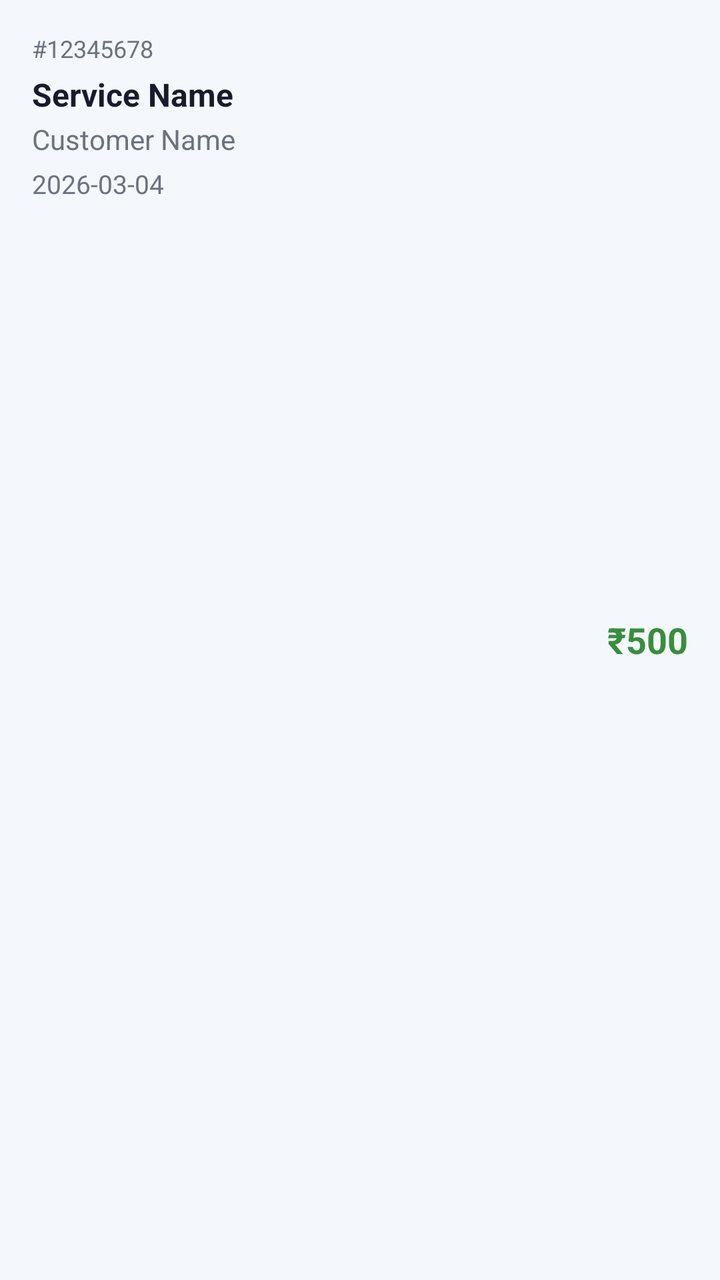
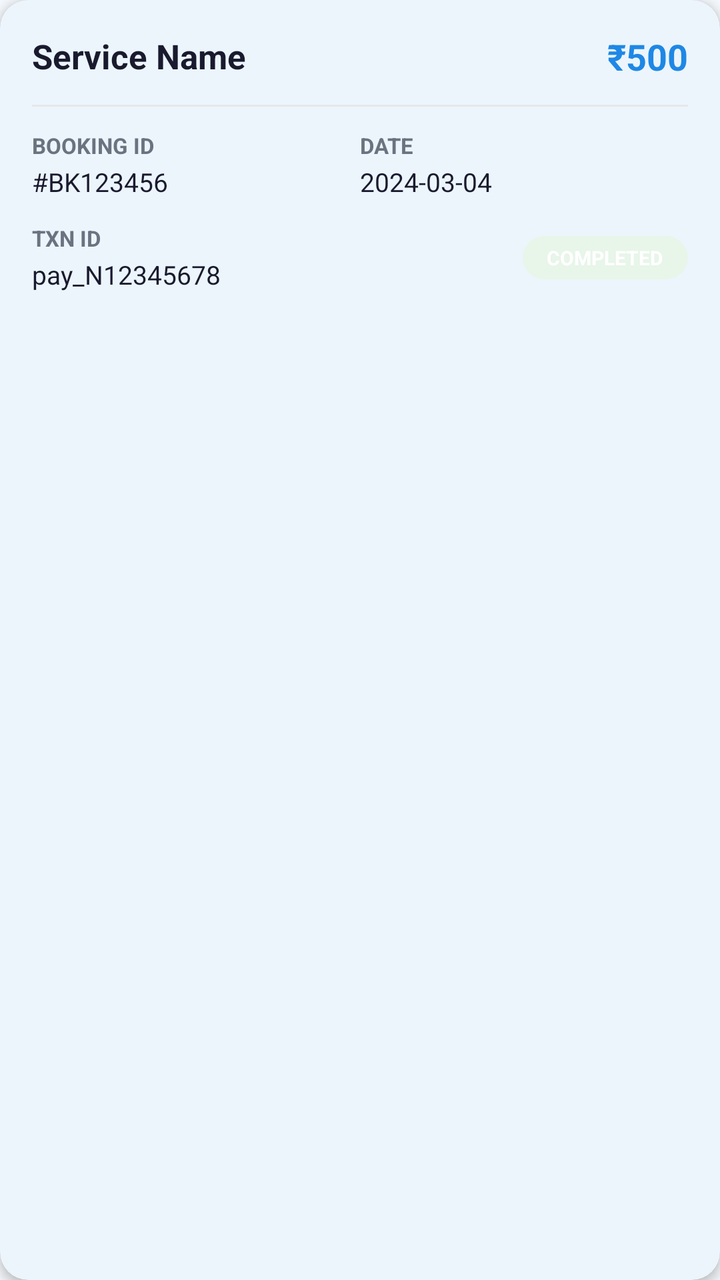

Screens rendered from an Android XML layout before and after an edit, with the pre-edit source and the edit as a unified diff.
<!-- AndroidManifest.xml: application theme Theme.QuickFix -->
<!-- res/layout/item_earning.xml -->
<?xml version="1.0" encoding="utf-8"?>
<LinearLayout
    xmlns:android="http://schemas.android.com/apk/res/android"
    android:layout_width="match_parent"
    android:layout_height="wrap_content"
    android:orientation="horizontal"
    android:padding="16dp"
    android:background="?attr/selectableItemBackground">
    <LinearLayout
        android:layout_width="0dp"
        android:layout_height="wrap_content"
        android:layout_weight="1"
        android:orientation="vertical">
        <TextView
            android:id="@+id/tvBookingId"
            android:layout_width="wrap_content"
            android:layout_height="wrap_content"
            android:text="#12345678"
            android:textColor="@color/text_secondary"
            android:textSize="12sp" />
        <TextView
            android:id="@+id/tvServiceName"
            android:layout_width="wrap_content"
            android:layout_height="wrap_content"
            android:layout_marginTop="4dp"
            android:text="Service Name"
            android:textColor="@color/text_primary"
            android:textSize="16sp"
            android:textStyle="bold" />
        <TextView
            android:id="@+id/tvCustomerName"
            android:layout_width="wrap_content"
            android:layout_height="wrap_content"
            android:layout_marginTop="2dp"
            android:text="Customer Name"
            android:textColor="@color/text_secondary"
            android:textSize="14sp" />
        <TextView
            android:id="@+id/tvDate"
            android:layout_width="wrap_content"
            android:layout_height="wrap_content"
            android:layout_marginTop="4dp"
            android:text="2026-03-04"
            android:textColor="@color/text_secondary"
            android:textSize="13sp" />
    </LinearLayout>
    <TextView
        android:id="@+id/tvAmount"
        android:layout_width="wrap_content"
        android:layout_height="wrap_content"
        android:layout_gravity="center_vertical"
        android:text="&#x20B9;500"
        android:textColor="#388E3C"
        android:textSize="18sp"
        android:textStyle="bold" />
</LinearLayout>
<!-- resources referenced by this layout -->
<resources>
  <color name="text_primary">#1A1A2E</color>
  <color name="text_secondary">#6B7280</color>
  <style name="Theme.QuickFix" parent="Base.Theme.QuickFix" />
  <color name="primary">#1E88E5</color>
  <color name="primary_dark">#1565C0</color>
  <color name="accent_green">#43A047</color>
  <color name="screen_background">#F4F7FB</color>
  <color name="card_bg">#FFFFFF</color>
  <color name="surface_variant">#F5F7FA</color>
  <color name="divider">#E5E7EB</color>
  <style name="Theme.QuickFix.AdminDialog" parent="ThemeOverlay.Material3.MaterialAlertDialog">
          <item name="colorSurface">@color/card_bg</item>
          <item name="colorOnSurface">@color/text_primary</item>
          <item name="colorOutline">@color/divider</item>
      </style>
  <style name="Theme.QuickFix.BottomSheet" parent="ThemeOverlay.Material3.BottomSheetDialog">
          <item name="colorSurface">@color/card_bg</item>
          <item name="colorOnSurface">@color/text_primary</item>
          <item name="android:colorBackground">@color/card_bg</item>
      </style>
  <style name="Widget.QuickFix.Button" parent="Widget.Material3.Button">
          <item name="backgroundTint">@color/primary</item>
          <item name="android:textColor">@color/white</item>
      </style>
  <style name="Widget.QuickFix.Chip.Filter" parent="Widget.Material3.Chip.Filter">
          <item name="chipBackgroundColor">@color/surface_variant</item>
          <item name="android:textColor">@color/text_primary</item>
          <item name="checkedIconTint">@color/primary</item>
      </style>
  <style name="Widget.QuickFix.TextInputLayout" parent="Widget.Material3.TextInputLayout.OutlinedBox">
          <item name="boxBackgroundColor">@color/input_background</item>
          <item name="boxStrokeColor">@color/input_stroke</item>
          <item name="boxStrokeErrorColor">@color/error_red</item>
          <item name="hintTextColor">@color/input_hint</item>
          <item name="startIconTint">@color/input_icon</item>
          <item name="endIconTint">@color/input_icon</item>
          <item name="boxStrokeWidthFocused">2dp</item>
      </style>
  <color name="white">#FFFFFFFF</color>
  <color name="input_background">#FFFFFF</color>
  <color name="input_stroke">#1E88E5</color>
  <color name="error_red">#D32F2F</color>
  <color name="input_hint">#6B7280</color>
  <color name="input_icon">#455A64</color>
  <!-- unchanged entries left out for length: 1 -->
</resources>

<!-- the commit's change to res/layout/item_earning.xml (unified diff, before → after) -->
@@ -1,56 +1,158 @@
 <?xml version="1.0" encoding="utf-8"?>
-<LinearLayout
+<com.google.android.material.card.MaterialCardView
     xmlns:android="http://schemas.android.com/apk/res/android"
+    xmlns:app="http://schemas.android.com/apk/res-auto"
     android:layout_width="match_parent"
     android:layout_height="wrap_content"
-    android:orientation="horizontal"
-    android:padding="16dp"
-    android:background="?attr/selectableItemBackground">
+    android:layout_marginStart="12dp"
+    android:layout_marginEnd="12dp"
+    android:layout_marginTop="6dp"
+    android:layout_marginBottom="6dp"
+    app:cardCornerRadius="14dp"
+    app:cardElevation="3dp"
+    app:strokeWidth="0dp">
+
     <LinearLayout
-        android:layout_width="0dp"
+        android:layout_width="match_parent"
         android:layout_height="wrap_content"
-        android:layout_weight="1"
-        android:orientation="vertical">
-        <TextView
-            android:id="@+id/tvBookingId"
-            android:layout_width="wrap_content"
+        android:orientation="vertical"
+        android:padding="16dp">
+
+        <LinearLayout
+            android:layout_width="match_parent"
             android:layout_height="wrap_content"
-            android:text="#12345678"
-            android:textColor="@color/text_secondary"
-            android:textSize="12sp" />
-        <TextView
-            android:id="@+id/tvServiceName"
-            android:layout_width="wrap_content"
+            android:gravity="center_vertical"
+            android:orientation="horizontal">
+
+            <TextView
+                android:id="@+id/tvServiceName"
+                android:layout_width="0dp"
+                android:layout_height="wrap_content"
+                android:layout_weight="1"
+                android:text="Service Name"
+                android:textColor="@color/text_primary"
+                android:textSize="17sp"
+                android:textStyle="bold" />
+
+            <TextView
+                android:id="@+id/tvAmount"
+                android:layout_width="wrap_content"
+                android:layout_height="wrap_content"
+                android:text="₹500"
+                android:textColor="@color/primary"
+                android:textSize="18sp"
+                android:textStyle="bold" />
+        </LinearLayout>
+
+        <View
+            android:layout_width="match_parent"
+            android:layout_height="1dp"
+            android:layout_marginTop="12dp"
+            android:layout_marginBottom="12dp"
+            android:background="@color/divider" />
+
+        <LinearLayout
+            android:layout_width="match_parent"
             android:layout_height="wrap_content"
-            android:layout_marginTop="4dp"
-            android:text="Service Name"
-            android:textColor="@color/text_primary"
-            android:textSize="16sp"
-            android:textStyle="bold" />
-        <TextView
-            android:id="@+id/tvCustomerName"
-            android:layout_width="wrap_content"
+            android:orientation="horizontal">
+
+            <LinearLayout
+                android:layout_width="0dp"
+                android:layout_height="wrap_content"
+                android:layout_weight="1"
+                android:orientation="vertical">
+
+                <TextView
+                    android:layout_width="wrap_content"
+                    android:layout_height="wrap_content"
+                    android:text="Booking ID"
+                    android:textColor="@color/text_secondary"
+                    android:textSize="11sp"
+                    android:textAllCaps="true"
+                    android:textStyle="bold" />
+
+                <TextView
+                    android:id="@+id/tvBookingId"
+                    android:layout_width="wrap_content"
+                    android:layout_height="wrap_content"
+                    android:layout_marginTop="2dp"
+                    android:text="#BK123456"
+                    android:textColor="@color/text_primary"
+                    android:textSize="13sp" />
+            </LinearLayout>
+
+            <LinearLayout
+                android:layout_width="0dp"
+                android:layout_height="wrap_content"
+                android:layout_weight="1"
+                android:orientation="vertical">
+
+                <TextView
+                    android:layout_width="wrap_content"
+                    android:layout_height="wrap_content"
+                    android:text="Date"
+                    android:textColor="@color/text_secondary"
+                    android:textSize="11sp"
+                    android:textAllCaps="true"
+                    android:textStyle="bold" />
+
+                <TextView
+                    android:id="@+id/tvDate"
+                    android:layout_width="wrap_content"
+                    android:layout_height="wrap_content"
+                    android:layout_marginTop="2dp"
+                    android:text="2024-03-04"
+                    android:textColor="@color/text_primary"
+                    android:textSize="13sp" />
+            </LinearLayout>
+        </LinearLayout>
+
+        <LinearLayout
+            android:layout_width="match_parent"
             android:layout_height="wrap_content"
-            android:layout_marginTop="2dp"
-            android:text="Customer Name"
-            android:textColor="@color/text_secondary"
-            android:textSize="14sp" />
-        <TextView
-            android:id="@+id/tvDate"
-            android:layout_width="wrap_content"
-            android:layout_height="wrap_content"
-            android:layout_marginTop="4dp"
-            android:text="2026-03-04"
-            android:textColor="@color/text_secondary"
-            android:textSize="13sp" />
+            android:layout_marginTop="12dp"
+            android:orientation="horizontal"
+            android:gravity="center_vertical">
+
+            <LinearLayout
+                android:layout_width="0dp"
+                android:layout_height="wrap_content"
+                android:layout_weight="1"
+                android:orientation="vertical">
+
+                <TextView
+                    android:layout_width="wrap_content"
+                    android:layout_height="wrap_content"
+                    android:text="Txn ID"
+                    android:textColor="@color/text_secondary"
+                    android:textSize="11sp"
+                    android:textAllCaps="true"
+                    android:textStyle="bold" />
+
+                <TextView
+                    android:id="@+id/tvTxnId"
+                    android:layout_width="wrap_content"
+                    android:layout_height="wrap_content"
+                    android:layout_marginTop="2dp"
+                    android:text="pay_N12345678"
+                    android:textColor="@color/text_primary"
+                    android:textSize="13sp" />
+            </LinearLayout>
+
+            <TextView
+                android:id="@+id/tvStatus"
+                android:layout_width="wrap_content"
+                android:layout_height="wrap_content"
+                android:background="@drawable/badge_completed"
+                android:paddingStart="12dp"
+                android:paddingEnd="12dp"
+                android:paddingTop="4dp"
+                android:paddingBottom="4dp"
+                android:text="COMPLETED"
+                android:textColor="@color/white"
+                android:textSize="10sp"
+                android:textStyle="bold" />
+        </LinearLayout>
+
     </LinearLayout>
-    <TextView
-        android:id="@+id/tvAmount"
-        android:layout_width="wrap_content"
-        android:layout_height="wrap_content"
-        android:layout_gravity="center_vertical"
-        android:text="&#x20B9;500"
-        android:textColor="#388E3C"
-        android:textSize="18sp"
-        android:textStyle="bold" />
-</LinearLayout>
+</com.google.android.material.card.MaterialCardView>
<!-- resource entries referenced after the edit -->
@@ -39,6 +39,12 @@
           <item name="boxStrokeWidthFocused">2dp</item>
       </style>
   <color name="white">#FFFFFFFF</color>
+  <!-- drawable badge_completed (drawable) -->
+  ﻿<?xml version="1.0" encoding="utf-8"?>
+  <shape xmlns:android="http://schemas.android.com/apk/res/android">
+      <solid android:color="#E8F5E9" />
+      <corners android:radius="16dp" />
+  </shape>
   <color name="input_background">#FFFFFF</color>
   <color name="input_stroke">#1E88E5</color>
   <color name="error_red">#D32F2F</color>
